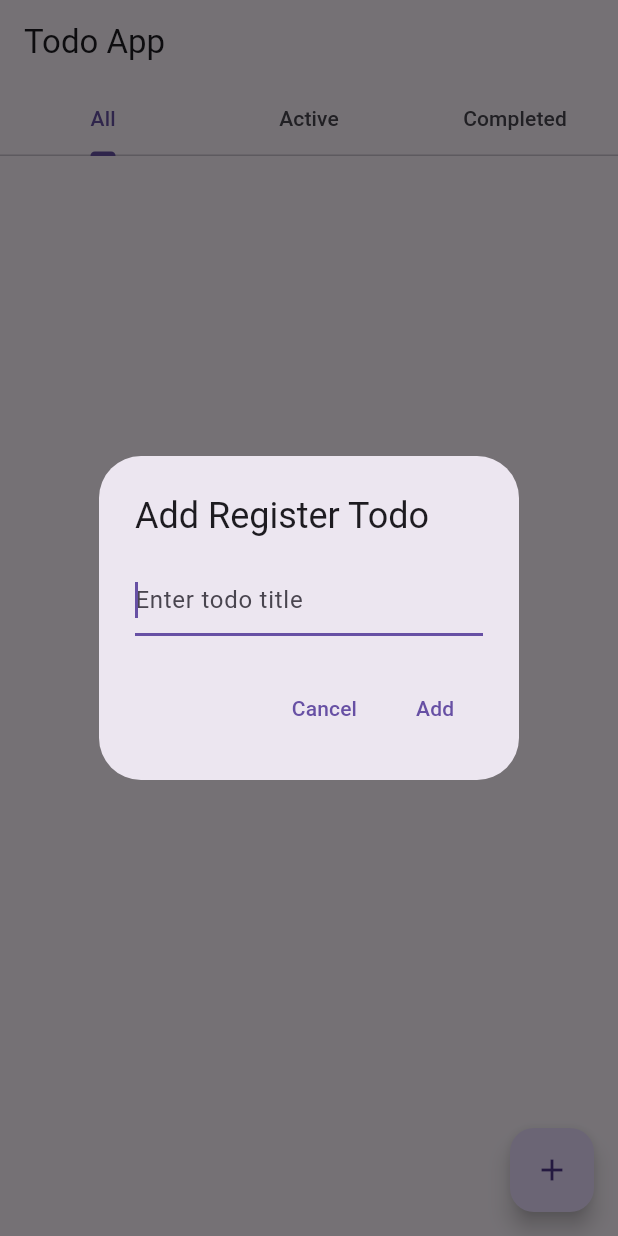
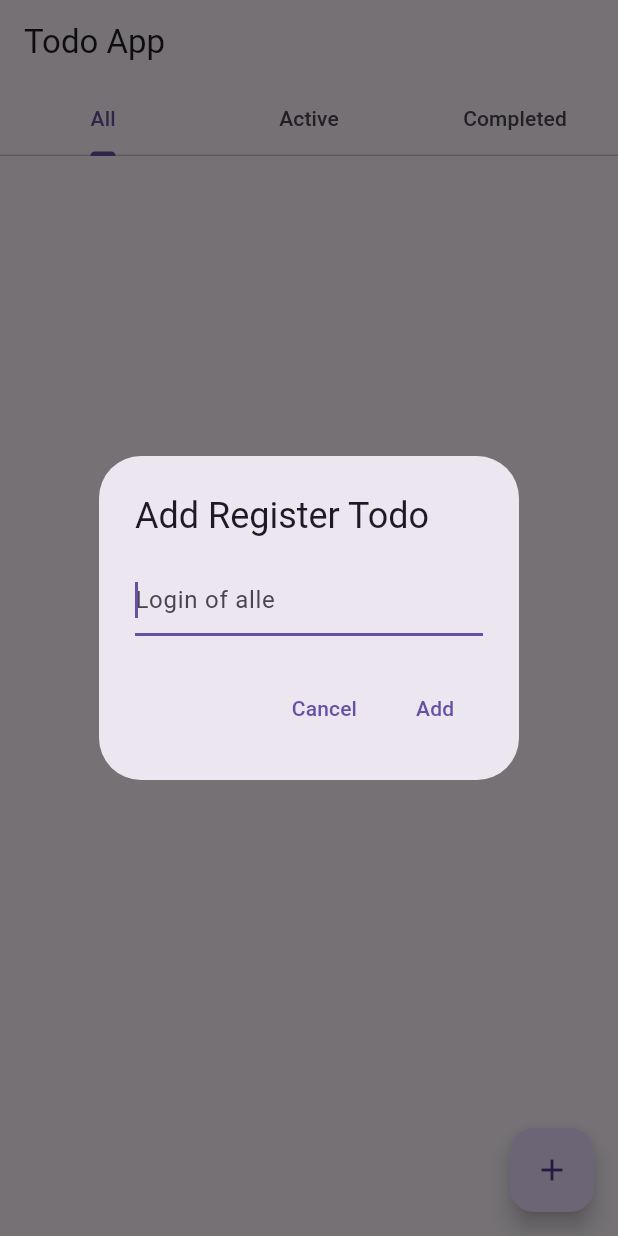
Before and after one commit to nyelnizy/graphite, a Flutter app: the screen it shows after launch, after a tap on the "add" icon, on a phone screen of 412 x 824 dp. Run offline on Flutter 3.47's test engine with Material 3 defaults, Android fonts, the phone set to English and light mode, and no system bars.

```diff
--- a/lib/todos/todo_list_screen.dart
+++ b/lib/todos/todo_list_screen.dart
@@ -44,7 +44,7 @@ class TodoListScreen extends StatelessWidget {
         title: const Text('Add Register Todo'),
         content: TextField(
           controller: textController,
-          decoration: const InputDecoration(hintText: 'Enter todo title'),
+          decoration: const InputDecoration(hintText: 'Login of alle'),
           autofocus: true,
         ),
         actions: [
```
